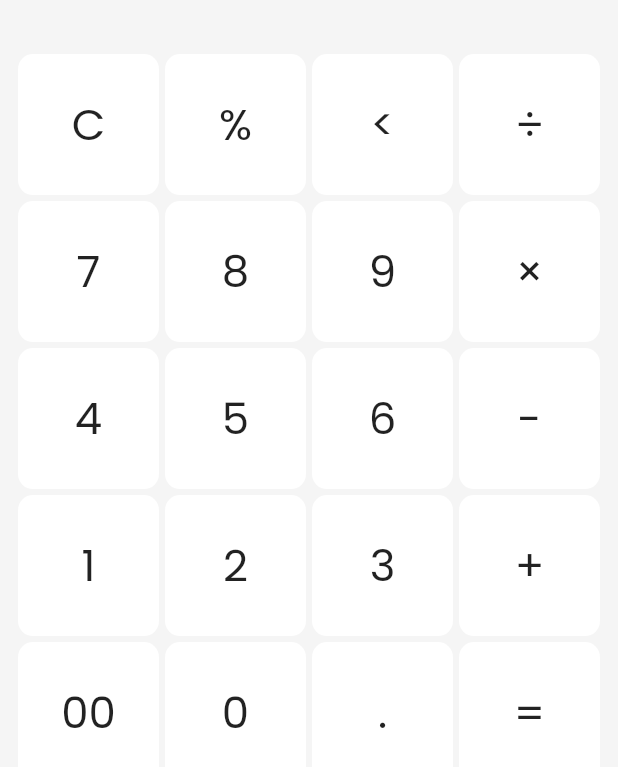
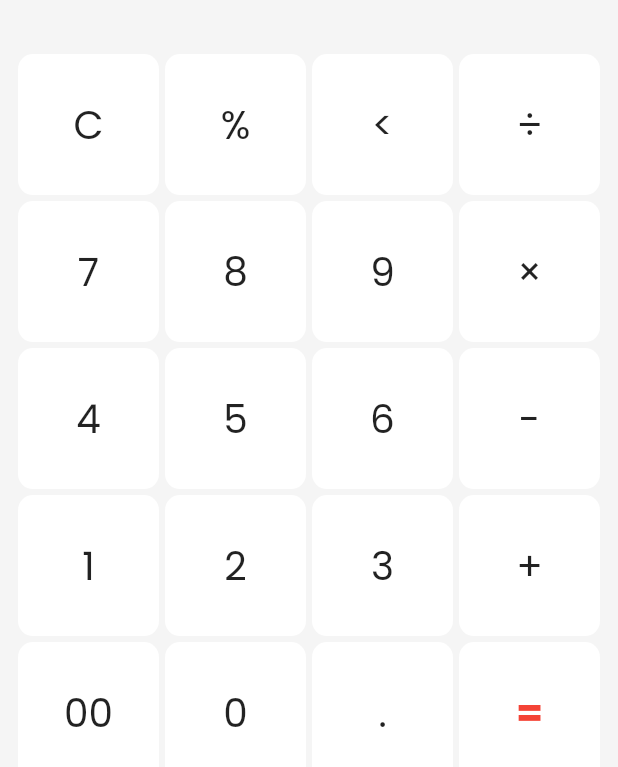
Before and after one commit to Adiii1436/DevTools, a Flutter app: the CalculatorPage screen opened directly, on a phone screen of 412 x 824 dp. Shown: the part 431-1198 px from the top of the screen. Run offline on Flutter 3.47's test engine with Material 2 defaults, Android fonts, the phone set to English and light mode, and no system bars; our stand-ins replace cloud_firestore, firebase_core, google_fonts, math_expressions, velocity_x; missing offline and left inert: cloud_firestore_web, firebase_analytics_web, firebase_auth_web, firebase_core_web, firebase_database_web, horizontal_picker and 1 more; accounts and stored records are empty.

Commit message:
changed calculator functions

```diff
--- a/lib/Pages/calculator_page/calculator_page.dart
+++ b/lib/Pages/calculator_page/calculator_page.dart
@@ -38,7 +38,7 @@ class _CalculatorPageState extends State<CalculatorPage> {
       '=',
       '(',
       ')',
-      'e',
+      '^',
       'π'
     ];
     return Scaffold(
@@ -98,7 +98,6 @@ class _CalculatorPageState extends State<CalculatorPage> {
                               conc = conc.replaceAll('×', '*');
                               conc = conc.replaceAll('÷', '/');
                               conc = conc.replaceAll('π', '3.141592');
-                              conc = conc.replaceAll('e', '2.718281828');
                               try {
                                 ContextModel cm = ContextModel();
                                 Parser p = Parser();
@@ -125,10 +124,16 @@ class _CalculatorPageState extends State<CalculatorPage> {
                                 borderRadius: BorderRadius.circular(10)),
                             margin: const EdgeInsets.all(2),
                             child: Center(
-                                child: Text(
-                              text[index],
-                              style: const TextStyle(fontSize: 29),
-                            )),
+                                child: text[index] == '='
+                                    ? Text(text[index],
+                                        style: const TextStyle(
+                                            fontSize: 26,
+                                            color: Colors.red,
+                                            fontWeight: FontWeight.bold))
+                                    : Text(
+                                        text[index],
+                                        style: const TextStyle(fontSize: 26),
+                                      )),
                           ),
                         );
                       })),
```
Also changed, not shown: lib/widgets/items.dart (+11 -11 lines).
